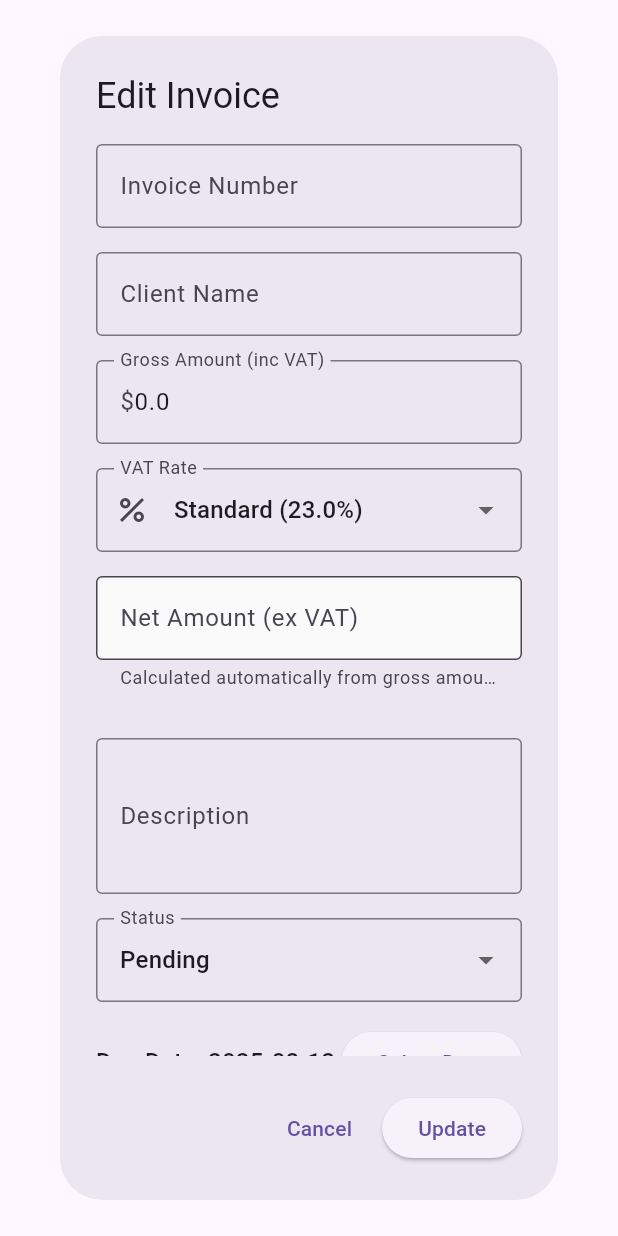
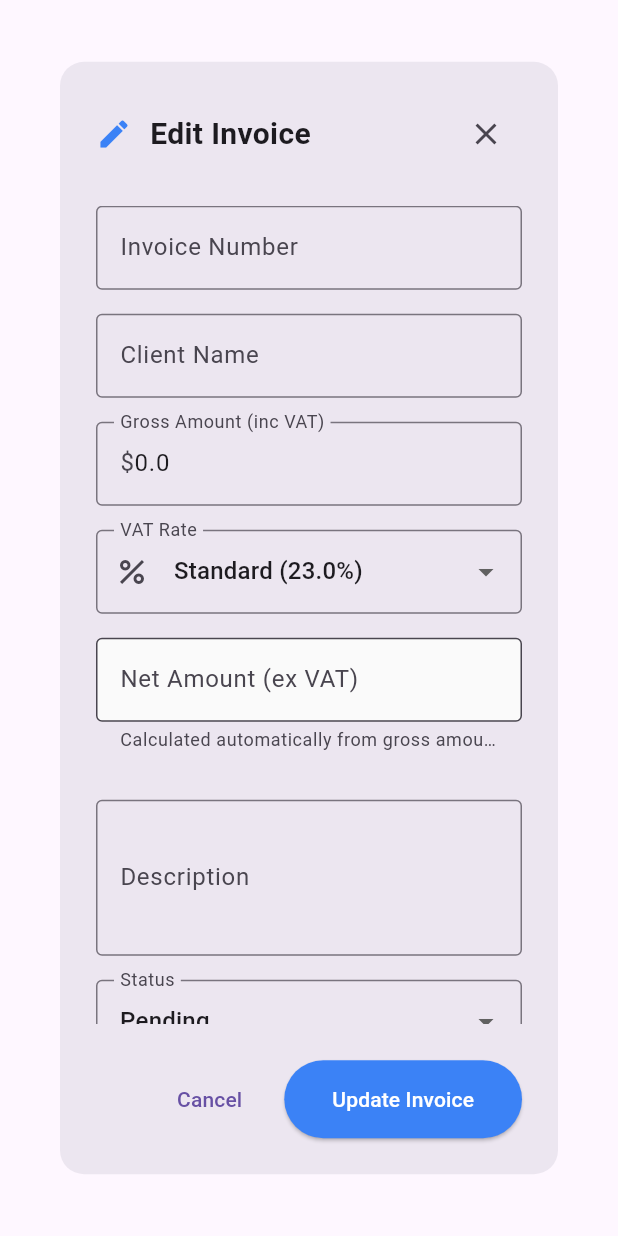
Before and after one commit to siarheistar/psc_accounting_app, a Flutter app: the EditInvoiceDialog widget shown alone on an empty page, opened directly with empty values, on a phone screen of 412 x 824 dp. Run offline on Flutter 3.47's test engine with Material 3 defaults, Android fonts, the phone set to English and light mode, and no system bars; our stand-ins replace file_picker, firebase_auth, firebase_core; missing offline and left inert: dart:html; accounts and stored records are empty; network calls fail.

Commit message:
Backup: 2025-08-12 20:01:11 +0100

```diff
--- a/lib/dialogs/edit_invoice_dialog.dart
+++ b/lib/dialogs/edit_invoice_dialog.dart
@@ -72,23 +72,20 @@ class _EditInvoiceDialogState extends State<EditInvoiceDialog> {
         _vatRates = rates;
         _isLoadingVATRates = false;
 
-        // ALWAYS default to Standard VAT rate (23%) for Ireland
+        // Load the actual VAT rate from the invoice data
+        if (widget.invoice.vatRateId != null) {
           _selectedVATRate = rates.firstWhere(
-          (rate) =>
-              rate.rateName.toLowerCase().contains('standard') ||
-              rate.ratePercentage == 23.0,
-          orElse: () => rates.isNotEmpty
-              ? rates.first
-              : VATRate(
-                  id: 1,
-                  country: 'Ireland',
-                  rateName: 'Standard',
-                  ratePercentage: 23.0,
-                  effectiveFrom: DateTime.now()),
+            (rate) => rate.id == widget.invoice.vatRateId,
+            orElse: () => rates.isNotEmpty ? rates.first : rates.first,
           );
-
           print(
-            '🧾 [EditInvoiceDialog] Forced VAT rate to Standard: ${_selectedVATRate?.rateName} (${_selectedVATRate?.ratePercentage}%)');
+              '🧾 [EditInvoiceDialog] Loaded VAT rate from invoice: ${_selectedVATRate?.rateName} (${_selectedVATRate?.ratePercentage}%) - ID: ${widget.invoice.vatRateId}');
+        } else {
+          // If no VAT rate in invoice, don't select any (let user choose)
+          _selectedVATRate = null;
+          print(
+              '🧾 [EditInvoiceDialog] No VAT rate in invoice data, user must select one');
+        }
       });
 
       // Trigger initial VAT calculation after rates are loaded
@@ -234,6 +231,18 @@ class _EditInvoiceDialogState extends State<EditInvoiceDialog> {
   Future<void> _updateInvoice() async {
     if (!_formKey.currentState!.validate() || _isUpdating) {
       print('❌ [EditInvoiceDialog] Form validation failed or already updating');
+      return;
+    }
+
+    // Additional validation for VAT rate
+    if (_selectedVATRate == null) {
+      ScaffoldMessenger.of(context).showSnackBar(
+        const SnackBar(
+          content: Text('Please select a VAT rate'),
+          backgroundColor: Colors.orange,
+          duration: Duration(seconds: 2),
+        ),
+      );
       return;
     }
 
@@ -455,13 +464,43 @@ class _EditInvoiceDialogState extends State<EditInvoiceDialog> {
 
   @override
   Widget build(BuildContext context) {
-    return AlertDialog(
-      title: const Text('Edit Invoice'),
-      content: SingleChildScrollView(
-        child: SizedBox(
-          width: MediaQuery.of(context).size.width > 400
-              ? 400
-              : MediaQuery.of(context).size.width * 0.9,
+    return Dialog(
+      shape: RoundedRectangleBorder(borderRadius: BorderRadius.circular(16)),
+      child: Container(
+        width: 600,
+        constraints: BoxConstraints(
+          maxHeight: MediaQuery.of(context).size.height * 0.9,
+          maxWidth: MediaQuery.of(context).size.width * 0.95,
+        ),
+        child: Column(
+          children: [
+            // Header
+            Padding(
+              padding: const EdgeInsets.all(24),
+              child: Row(
+                children: [
+                  const Icon(Icons.edit, color: Color(0xFF3B82F6)),
+                  const SizedBox(width: 12),
+                  const Text(
+                    'Edit Invoice',
+                    style: TextStyle(
+                      fontSize: 20,
+                      fontWeight: FontWeight.bold,
+                    ),
+                  ),
+                  const Spacer(),
+                  IconButton(
+                    onPressed: () => Navigator.of(context).pop(),
+                    icon: const Icon(Icons.close),
+                  ),
+                ],
+              ),
+            ),
+
+            // Content
+            Expanded(
+              child: SingleChildScrollView(
+                padding: const EdgeInsets.symmetric(horizontal: 24),
                 child: Form(
                   key: _formKey,
                   child: Column(
@@ -524,7 +563,8 @@ class _EditInvoiceDialogState extends State<EditInvoiceDialog> {
                                 ),
                                 const SizedBox(height: 16),
                                 _isLoadingVATRates
-                              ? const Center(child: CircularProgressIndicator())
+                                    ? const Center(
+                                        child: CircularProgressIndicator())
                                     : DropdownButtonFormField<VATRate>(
                                         value: _selectedVATRate,
                                         decoration: const InputDecoration(
@@ -543,6 +583,12 @@ class _EditInvoiceDialogState extends State<EditInvoiceDialog> {
                                           setState(() {
                                             _selectedVATRate = value;
                                           });
+                                        },
+                                        validator: (value) {
+                                          if (value == null) {
+                                            return 'Please select a VAT rate';
+                                          }
+                                          return null;
                                         },
                                       ),
                               ],
@@ -600,6 +646,12 @@ class _EditInvoiceDialogState extends State<EditInvoiceDialog> {
                                               _selectedVATRate = value;
                                             });
                                           },
+                                          validator: (value) {
+                                            if (value == null) {
+                                              return 'Please select a VAT rate';
+                                            }
+                                            return null;
+                                          },
                                         ),
                                 ),
                               ],
@@ -612,7 +664,8 @@ class _EditInvoiceDialogState extends State<EditInvoiceDialog> {
                           labelText: 'Net Amount (ex VAT)',
                           border: const OutlineInputBorder(),
                           prefixText: _getCurrencySymbol(),
-                    helperText: 'Calculated automatically from gross amount',
+                          helperText:
+                              'Calculated automatically from gross amount',
                           filled: true,
                           fillColor: Colors.grey[50],
                         ),
@@ -706,25 +759,44 @@ class _EditInvoiceDialogState extends State<EditInvoiceDialog> {
                 ),
               ),
             ),
-      actions: [
+
+            // Footer with buttons
+            Padding(
+              padding: const EdgeInsets.all(24),
+              child: Row(
+                mainAxisAlignment: MainAxisAlignment.end,
+                children: [
                   TextButton(
-          onPressed: _isUpdating ? null : () => Navigator.of(context).pop(),
+                    onPressed: () => Navigator.of(context).pop(),
                     child: const Text('Cancel'),
                   ),
+                  const SizedBox(width: 16),
                   ElevatedButton(
                     onPressed: _isUpdating ? null : _updateInvoice,
+                    style: ElevatedButton.styleFrom(
+                      backgroundColor: const Color(0xFF3B82F6),
+                      foregroundColor: Colors.white,
+                      padding: const EdgeInsets.symmetric(
+                          horizontal: 32, vertical: 16),
+                    ),
                     child: _isUpdating
                         ? const SizedBox(
                             width: 20,
                             height: 20,
                             child: CircularProgressIndicator(
                               strokeWidth: 2,
-                    valueColor: AlwaysStoppedAnimation<Color>(Colors.white),
+                              valueColor:
+                                  AlwaysStoppedAnimation<Color>(Colors.white),
                             ),
                           )
-              : const Text('Update'),
+                        : const Text('Update Invoice'),
                   ),
                 ],
+              ),
+            ),
+          ],
+        ),
+      ),
     );
   }
 }
```
Lines whose indentation alone changed are shown as unchanged.
